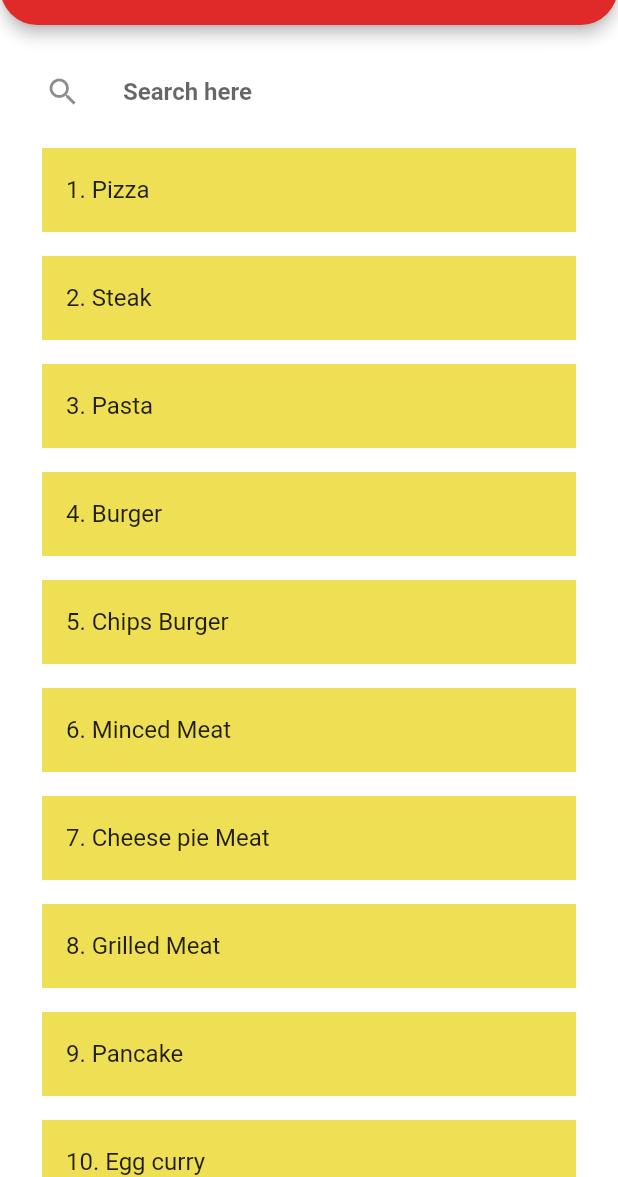
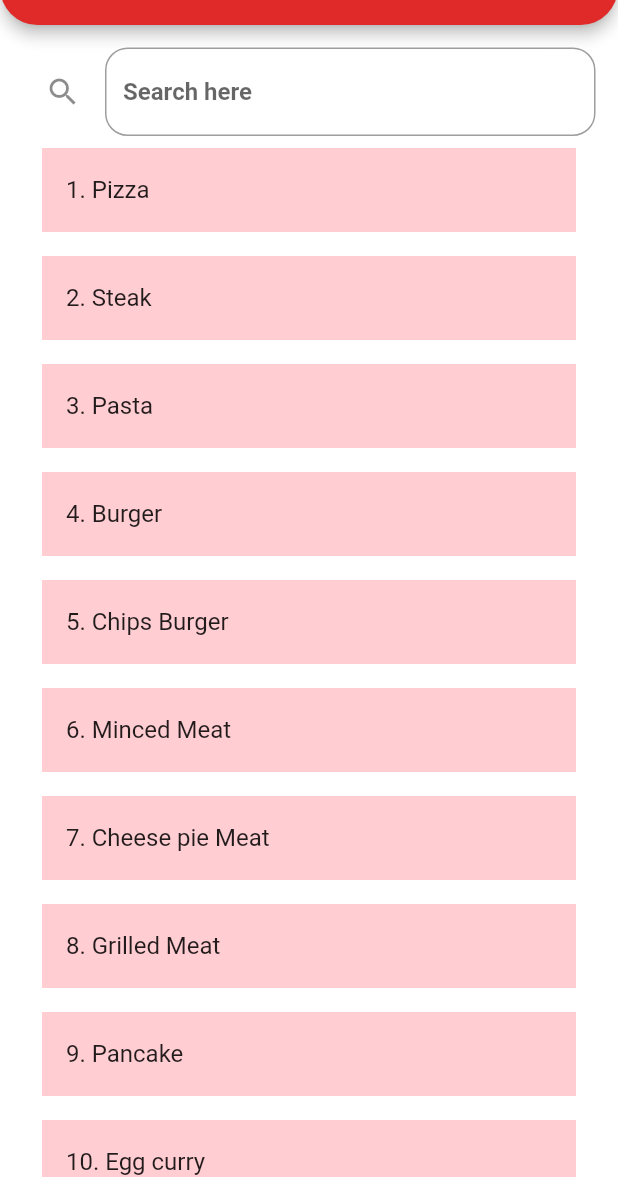
Before and after one commit to vincentkims49/mobile-nutrition-app, a Flutter app: the Search screen opened directly, on a phone screen of 412 x 824 dp, the part 59-1236 px from its top. Run offline on Flutter 3.47's test engine with Material 2 defaults, Android fonts, the light colour scheme and no system bars; our stand-ins replace awesome_snackbar_content, cloud_firestore, easy_splash_screen, firebase_auth, firebase_core, firebase_storage and 6 more; accounts and stored records are empty; network calls fail.

Commit message:
thrid commit

```diff
--- a/lib/screen/search/search.dart
+++ b/lib/screen/search/search.dart
@@ -50,7 +50,7 @@ class _SearchState extends State<Search> {
                   hintStyle: TextStyle(fontFamily: 'ro'),
                   border: OutlineInputBorder(
                     borderRadius: BorderRadius.circular(15),
-                    borderSide: BorderSide.none,
+                    borderSide: BorderSide(color: Colors.black),
                   ),
                   focusedBorder: OutlineInputBorder(
                     borderSide: BorderSide(color: Colors.red),
@@ -61,7 +61,6 @@ class _SearchState extends State<Search> {
               ),
             ),
           ),
-
           Expanded(
             child: recipes.isNotEmpty
                 ? ListView.builder(
@@ -78,7 +77,7 @@ class _SearchState extends State<Search> {
                           padding: const EdgeInsets.all(8.0),
                           child: ListTile(
                             title: Text(recipe.title),
-                            tileColor: Color.fromARGB(255, 238, 223, 84),
+                            tileColor: Colors.red[100],
                             onTap: () {
                               Navigator.of(context).push(
                                 MaterialPageRoute(
```
Also changed, not shown: lib/screen/categorydata/categor.dart (+10 -17 lines).
